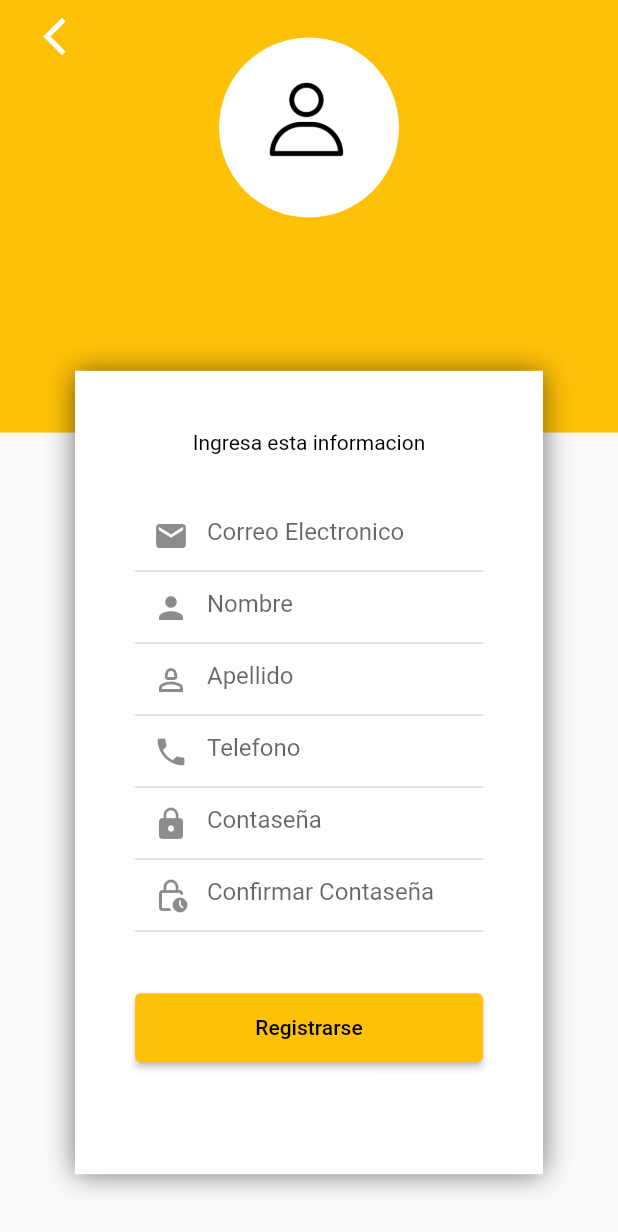
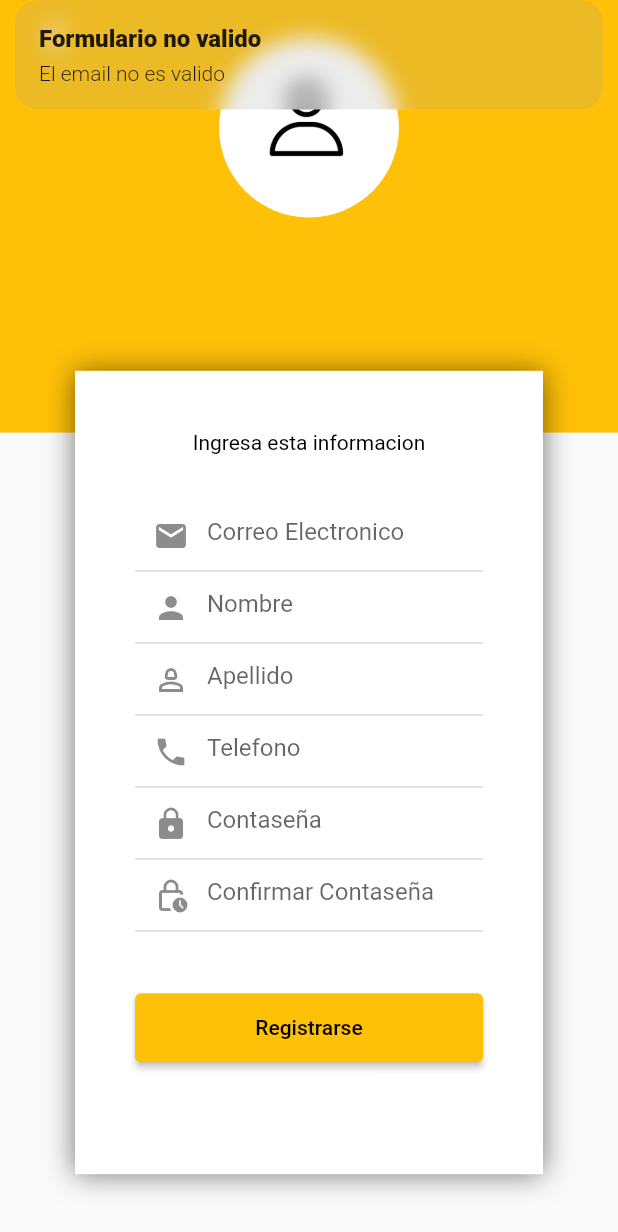
Before and after one commit to rouge2504/GrupoMexicoFrontEnd, a Flutter app: the RegisterPage screen opened by its route, after a tap on "Registrarse", on a phone screen of 412 x 824 dp. Shown: the top 1232 px of the screen. Run offline on Flutter 3.47's test engine with Material 2 defaults, Android fonts, the phone set to English and light mode, and no system bars; our stand-ins replace get.

Commit message:
Add controller and conection

```diff
--- /dev/null
+++ b/gm_frontend/lib/src/pages/register/register_controller.dart
@@ -0,0 +1,72 @@
+import 'package:flutter/material.dart';
+import 'package:get/get.dart';
+
+class RegisterController extends GetxController {
+  TextEditingController emailController = TextEditingController();
+  TextEditingController nameController = TextEditingController();
+  TextEditingController lastNameController = TextEditingController();
+  TextEditingController phoneController = TextEditingController();
+  TextEditingController passwordController = TextEditingController();
+  TextEditingController passwordConfirmController = TextEditingController();
+
+  void register() {
+    String email = emailController.text.trim();
+    String name = nameController.text.trim();
+    String lastName = lastNameController.text.trim();
+    String phone = phoneController.text.trim();
+    String password = passwordController.text.trim();
+    String confirmPassword = passwordConfirmController.text.trim();
+
+    print('Email ${email}');
+    print('Password ${password}');
+
+    if (isValidForm(email, name, lastName, phone, password, confirmPassword)) {
+      Get.snackbar(
+          'Formulario Invalido', 'Estas listo para enviar peticion http');
+    }
+  }
+
+  bool isValidForm(String email, String name, String lastName, String phone,
+      String password, String confirmPassword) {
+    if (!GetUtils.isEmail(email)) {
+      Get.snackbar('Formulario no valido', 'El email no es valido');
+      return false;
+    }
+    if (email.isEmpty) {
+      Get.snackbar('Formulario no valido', 'Debes ingresar el email');
+      return false;
+    }
+
+    if (name.isEmpty) {
+      Get.snackbar('Formulario no valido', 'Debes ingresar el nombre');
+      return false;
+    }
+
+    if (lastName.isEmpty) {
+      Get.snackbar('Formulario no valido', 'Debes ingresar el apellido');
+      return false;
+    }
+
+    if (phone.isEmpty) {
+      Get.snackbar('Formulario no valido', 'Debes ingresar el numero');
+      return false;
+    }
+
+    if (password.isEmpty) {
+      Get.snackbar('Formulario no valido', 'Debes ingresar el password');
+      return false;
+    }
+
+    if (confirmPassword.isEmpty) {
+      Get.snackbar('Formulario no valido',
+          'Debes ingresar la confirmacion del password');
+      return false;
+    }
+
+    if (password != confirmPassword) {
+      Get.snackbar('Formulario no valido', 'Los Password no coinciden');
+      return false;
+    }
+    return true;
+  }
+}
--- a/gm_frontend/lib/src/pages/register/register_page.dart
+++ b/gm_frontend/lib/src/pages/register/register_page.dart
@@ -1,8 +1,9 @@
 import 'package:flutter/material.dart';
 import 'package:get/get.dart';
+import 'package:gm_frontend/src/pages/register/register_controller.dart';
 
 class RegisterPage extends StatelessWidget {
-  const RegisterPage({super.key});
+  RegisterController con = Get.put(RegisterController());
 
   @override
   Widget build(BuildContext context) {
@@ -76,6 +77,7 @@ class RegisterPage extends StatelessWidget {
     return Container(
       margin: EdgeInsets.symmetric(horizontal: 40),
       child: TextField(
+        controller: con.emailController,
         keyboardType: TextInputType.emailAddress,
         decoration: InputDecoration(
           hintText: 'Correo Electronico',
@@ -89,6 +91,7 @@ class RegisterPage extends StatelessWidget {
     return Container(
       margin: EdgeInsets.symmetric(horizontal: 40),
       child: TextField(
+        controller: con.nameController,
         keyboardType: TextInputType.text,
         decoration: InputDecoration(
           hintText: 'Nombre',
@@ -102,6 +105,7 @@ class RegisterPage extends StatelessWidget {
     return Container(
       margin: EdgeInsets.symmetric(horizontal: 40),
       child: TextField(
+        controller: con.lastNameController,
         keyboardType: TextInputType.text,
         decoration: InputDecoration(
           hintText: 'Apellido',
@@ -115,6 +119,7 @@ class RegisterPage extends StatelessWidget {
     return Container(
       margin: EdgeInsets.symmetric(horizontal: 40),
       child: TextField(
+        controller: con.phoneController,
         keyboardType: TextInputType.phone,
         decoration: InputDecoration(
           hintText: 'Telefono',
@@ -128,6 +133,7 @@ class RegisterPage extends StatelessWidget {
     return Container(
       margin: EdgeInsets.symmetric(horizontal: 40),
       child: TextField(
+        controller: con.passwordController,
         keyboardType: TextInputType.text,
         obscureText: true,
         decoration: InputDecoration(
@@ -142,6 +148,7 @@ class RegisterPage extends StatelessWidget {
     return Container(
       margin: EdgeInsets.symmetric(horizontal: 40),
       child: TextField(
+        controller: con.passwordConfirmController,
         keyboardType: TextInputType.text,
         obscureText: true,
         decoration: InputDecoration(
@@ -157,7 +164,7 @@ class RegisterPage extends StatelessWidget {
       width: double.infinity,
       margin: EdgeInsets.symmetric(horizontal: 40, vertical: 40),
       child: ElevatedButton(
-          onPressed: () {},
+          onPressed: () => con.register(),
           style: ElevatedButton.styleFrom(
               padding: EdgeInsets.symmetric(vertical: 15)),
           child: Text(
```
